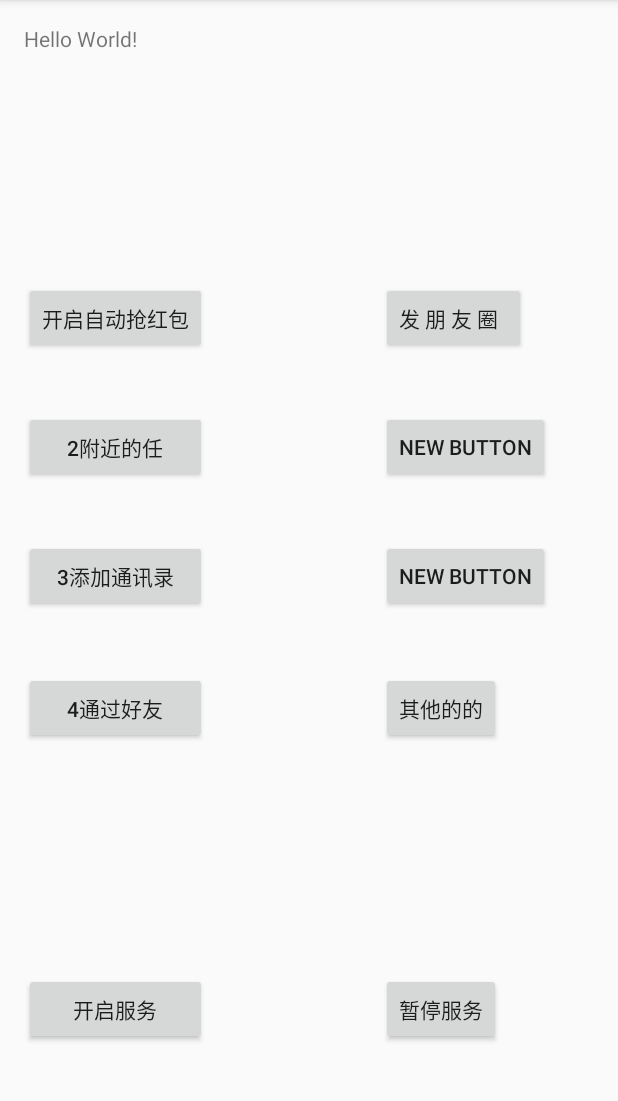
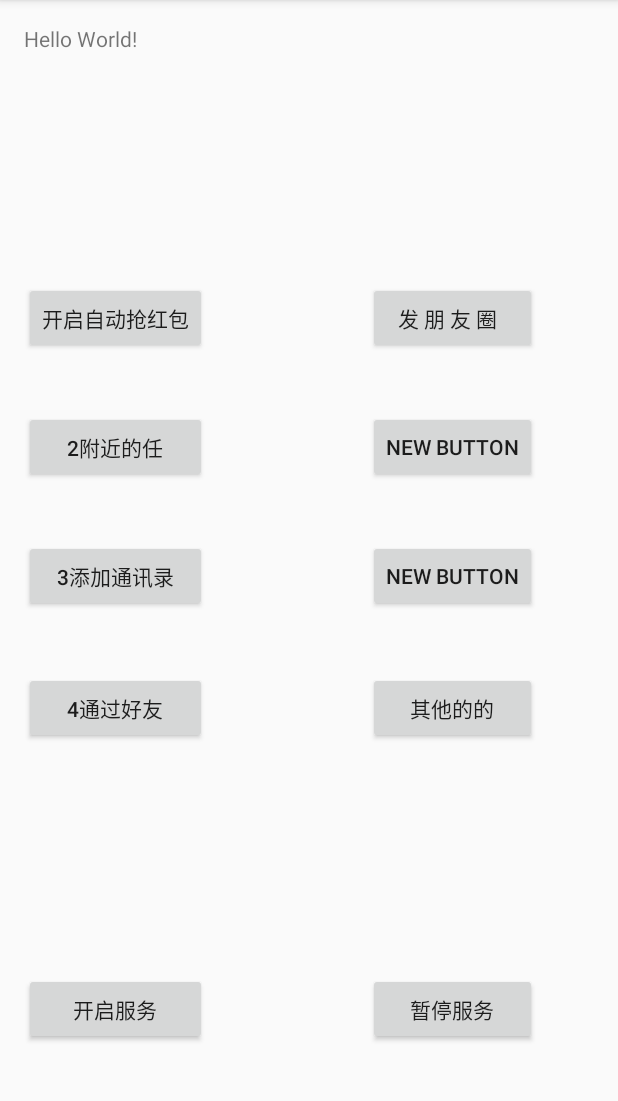
Before and after one commit to xia45399/weixin, an Android app: the screen it shows after launch (MainActivity), on a phone screen of 412 x 824 dp, the part 84-1185 px from its top. Run offline under Robolectric (Android 15) with nearby library versions, the phone set to English and light mode, and no system bars.

Commit message:
程序图标

```diff
--- a/app/src/main/AndroidManifest.xml
+++ b/app/src/main/AndroidManifest.xml
@@ -4,7 +4,7 @@
 
     <application
         android:allowBackup="true"
-        android:icon="@mipmap/ic_launcher"
+        android:icon="@mipmap/ic_launcher2"
         android:label="@string/app_name"
         android:supportsRtl="true"
         android:theme="@style/AppTheme">
@@ -17,9 +17,6 @@
             </intent-filter>
         </activity>
 
-        <activity
-        android:name=".SettingsActivity"
-        android:label="@string/settings_name"></activity>
 
         <service
             android:enabled="true"
--- a/app/src/main/res/layout/activity_main.xml
+++ b/app/src/main/res/layout/activity_main.xml
@@ -46,10 +46,10 @@
         android:text="暂停服务"
         android:id="@+id/button0"
         android:layout_alignTop="@+id/service_button"
-        android:layout_alignParentRight="true"
-        android:layout_alignParentEnd="true"
-        android:layout_marginRight="62dp"
-        android:layout_marginEnd="62dp" />
+        android:layout_alignLeft="@+id/button7"
+        android:layout_alignStart="@+id/button7"
+        android:layout_alignRight="@+id/button8"
+        android:layout_alignEnd="@+id/button8"/>
 
     <Button
         style="?android:attr/buttonStyleSmall"
@@ -82,8 +82,10 @@
         android:text="发 朋 友 圈  "
         android:id="@+id/button5"
         android:layout_alignTop="@+id/button1"
-        android:layout_alignLeft="@+id/button8"
-        android:layout_alignStart="@+id/button8" />
+        android:layout_alignLeft="@+id/button6"
+        android:layout_alignStart="@+id/button6"
+        android:layout_alignRight="@+id/button6"
+        android:layout_alignEnd="@+id/button6"/>
 
     <Button
         style="?android:attr/buttonStyleSmall"
@@ -91,9 +93,9 @@
         android:layout_height="wrap_content"
         android:text="New Button"
         android:id="@+id/button6"
-        android:layout_alignBottom="@+id/button2"
-        android:layout_alignLeft="@+id/button5"
-        android:layout_alignStart="@+id/button5" />
+        android:layout_alignTop="@+id/button2"
+        android:layout_alignLeft="@+id/button7"
+        android:layout_alignStart="@+id/button7"/>
 
     <Button
         style="?android:attr/buttonStyleSmall"
@@ -101,9 +103,11 @@
         android:layout_height="wrap_content"
         android:text="New Button"
         android:id="@+id/button7"
-        android:layout_alignBottom="@+id/button3"
-        android:layout_alignLeft="@+id/button6"
-        android:layout_alignStart="@+id/button6" />
+        android:layout_centerVertical="true"
+        android:layout_alignParentRight="true"
+        android:layout_alignParentEnd="true"
+        android:layout_marginRight="38dp"
+        android:layout_marginEnd="38dp"/>
 
     <Button
         style="?android:attr/buttonStyleSmall"
@@ -125,7 +129,9 @@
         android:id="@+id/button8"
         android:layout_below="@+id/button7"
         android:layout_marginTop="40dp"
-        android:layout_alignRight="@+id/button0"
-        android:layout_alignEnd="@+id/button0" />
+        android:layout_alignLeft="@+id/button7"
+        android:layout_alignStart="@+id/button7"
+        android:layout_alignRight="@+id/button7"
+        android:layout_alignEnd="@+id/button7"/>
 
 </RelativeLayout>
```
Also changed, not shown: app/src/main/java/com/example/xia/weixin/Weixin.java (+22 -14 lines), app/src/main/res/mipmap-xxxhdpi/ic_launcher1.png (added), app/src/main/res/mipmap-xxxhdpi/ic_launcher2.png (added), 1 other file.
